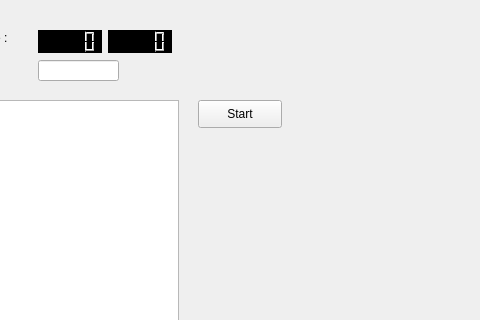
Above: Game/gamewindow.ui from Jori-Rintakangas/city-war-game before the change; both pictures show x 102 to 582 and y 0 to 320 of the 800 by 600 pixel window. Below: the same form after it.
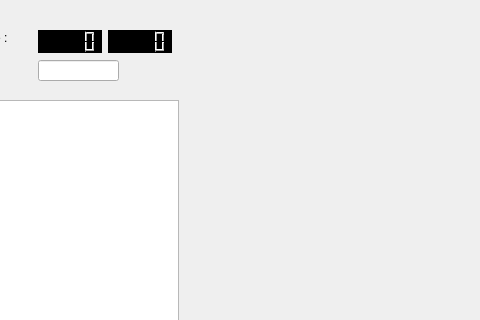
That is the form after the change.

Commit message: StartDialog and GameWindow button changed, and Bus Shape changed at ActorItem

```diff
--- a/Game/gamewindow.ui
+++ b/Game/gamewindow.ui
@@ -33,19 +33,6 @@
      </sizepolicy>
     </property>
    </widget>
-   <widget class="QPushButton" name="startButton">
-    <property name="geometry">
-     <rect>
-      <x>300</x>
-      <y>100</y>
-      <width>84</width>
-      <height>28</height>
-     </rect>
-    </property>
-    <property name="text">
-     <string>Start</string>
-    </property>
-   </widget>
    <widget class="QLCDNumber" name="left_m">
     <property name="geometry">
      <rect>
```
The commit also changes 6 other files.
